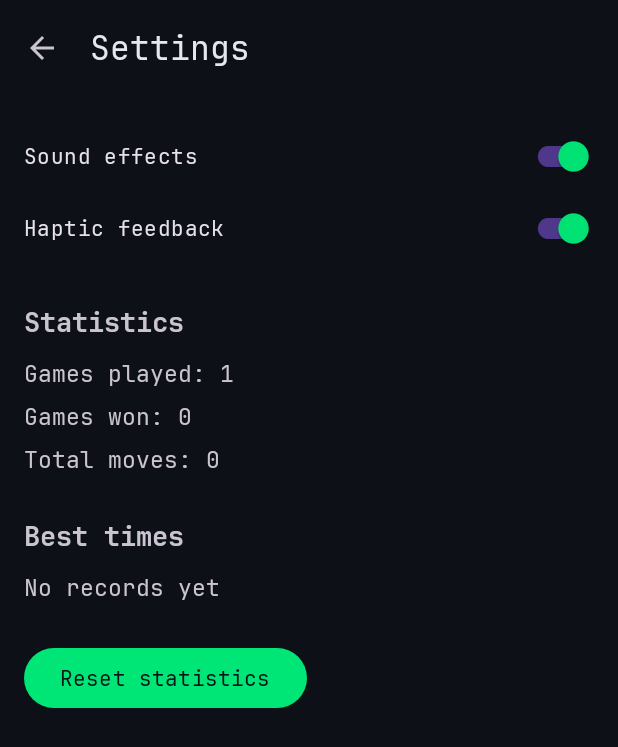
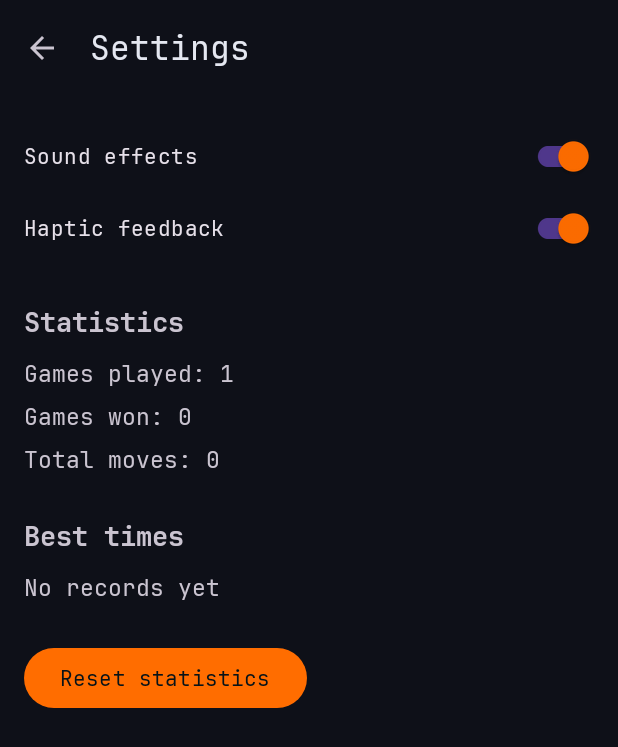
Before and after one commit to nkhotimskii/15Puzzle, an Android app: the screen it shows after launch (SettingsActivity), in the options menu, after a tap on "Settings", on a phone screen of 412 x 824 dp. Shown: the top 747 px of the screen. Run offline under Robolectric (Android 15) with nearby library versions, the light colour scheme and no system bars.

Commit message:
Make the orange theme the main one, update the icon, make the colors less bright

```diff
--- a/app/src/main/java/com/example/puzzlegame/data/GameRepository.java
+++ b/app/src/main/java/com/example/puzzlegame/data/GameRepository.java
@@ -50,11 +50,11 @@ public class GameRepository {
     }
 
     public TileTheme getTileTheme() {
-        String name = prefs.getString(KEY_THEME, TileTheme.YELLOW_GREEN.name());
+        String name = prefs.getString(KEY_THEME, TileTheme.ORANGE_RED.name());
         try {
             return TileTheme.valueOf(name);
         } catch (IllegalArgumentException e) {
-            return TileTheme.YELLOW_GREEN;
+            return TileTheme.ORANGE_RED;
         }
     }
 
--- a/app/src/main/java/com/example/puzzlegame/game/TileTheme.java
+++ b/app/src/main/java/com/example/puzzlegame/game/TileTheme.java
@@ -13,8 +13,8 @@ import com.example.puzzlegame.R;
  * tiles stay distinguishable even on large boards.
  */
 public enum TileTheme {
+    ORANGE_RED(28f, 0f, R.string.theme_orange_red, 0xFFFF6D00, R.style.Theme_PuzzleGame_OrangeRed),
     YELLOW_GREEN(55f, 150f, R.string.theme_yellow_green, 0xFF00E676, R.style.Theme_PuzzleGame_YellowGreen),
-    ORANGE_RED(28f, 0f, R.string.theme_orange_red, 0xFFFF6D00, R.style.Theme_PuzzleGame_OrangeRed),
     ROSE_PURPLE(348f, 265f, R.string.theme_rose_purple, 0xFFA78BFA, R.style.Theme_PuzzleGame_RosePurple);
 
     private final float hueStart;
--- a/app/src/main/java/com/example/puzzlegame/ui/MainActivity.java
+++ b/app/src/main/java/com/example/puzzlegame/ui/MainActivity.java
@@ -45,7 +45,7 @@ public class MainActivity extends AppCompatActivity implements PuzzleView.Listen
     private TextView bestText;
 
     private String currentTime = "0:00";
-    private int currentAccent = TileTheme.YELLOW_GREEN.getAccentColor();
+    private int currentAccent = TileTheme.ORANGE_RED.getAccentColor();
 
     @Override
     protected void onCreate(Bundle savedInstanceState) {
--- a/app/src/main/java/com/example/puzzlegame/ui/PuzzleView.java
+++ b/app/src/main/java/com/example/puzzlegame/ui/PuzzleView.java
@@ -54,8 +54,8 @@ public class PuzzleView extends View {
     private int[] tileColors;
     private String[] tileLabels;
     private Typeface numberTypeface;
-    private int accentColor = TileTheme.YELLOW_GREEN.getAccentColor();
-    private TileTheme theme = TileTheme.YELLOW_GREEN;
+    private int accentColor = TileTheme.ORANGE_RED.getAccentColor();
+    private TileTheme theme = TileTheme.ORANGE_RED;
 
     private float cellSize;
     private float boardLeft;
@@ -241,7 +241,7 @@ public class PuzzleView extends View {
         for (int v = 1; v < cellCount; v++) {
             float t = (v - 1) / (float) (cellCount - 1);
             float hue = theme.getHueStart() + t * (theme.getHueEnd() - theme.getHueStart());
-            float value = 0.88f + t * (0.60f - 0.88f);
+            float value = 0.84f + t * (0.58f - 0.84f);
             tileColors[v] = Color.HSVToColor(new float[]{hue, 0.68f, value});
             tileLabels[v] = String.valueOf(v);
         }
--- a/app/src/main/res/menu/menu_main.xml
+++ b/app/src/main/res/menu/menu_main.xml
@@ -30,11 +30,11 @@
                 android:id="@+id/group_theme"
                 android:checkableBehavior="single">
                 <item
+                    android:id="@+id/theme_orange_red"
+                    android:title="@string/theme_orange_red" />
+                <item
                     android:id="@+id/theme_yellow_green"
                     android:title="@string/theme_yellow_green" />
-                <item
-                    android:id="@+id/theme_orange_red"
-                    android:title="@string/theme_orange_red" />
                 <item
                     android:id="@+id/theme_rose_purple"
                     android:title="@string/theme_rose_purple" />
--- a/app/src/main/res/values/themes.xml
+++ b/app/src/main/res/values/themes.xml
@@ -2,7 +2,7 @@
     <!-- Base application theme (always dark). -->
     <style name="Base.Theme.PuzzleGame" parent="Theme.Material3.Dark.NoActionBar">
         <item name="android:fontFamily">@font/jetbrains_mono</item>
-        <item name="colorPrimary">@color/accent_green</item>
+        <item name="colorPrimary">@color/accent_orange</item>
         <item name="colorOnPrimary">@color/on_accent</item>
         <item name="android:colorBackground">@color/background</item>
         <item name="colorSurface">@color/surface</item>
```
Also changed, not shown: app/src/main/res/drawable/ic_launcher_foreground.xml (+17 -17 lines).
